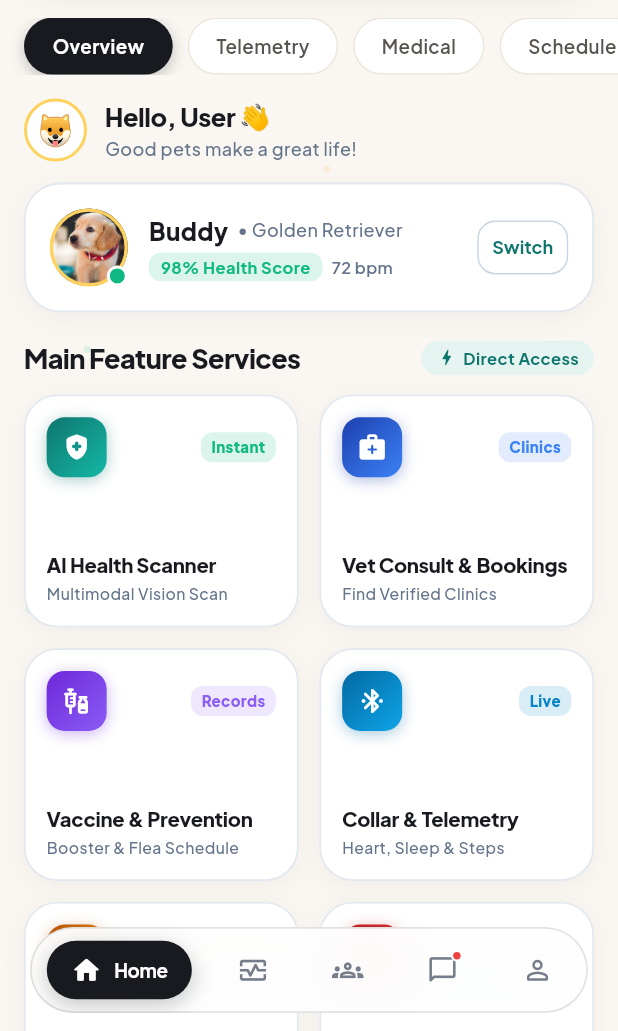
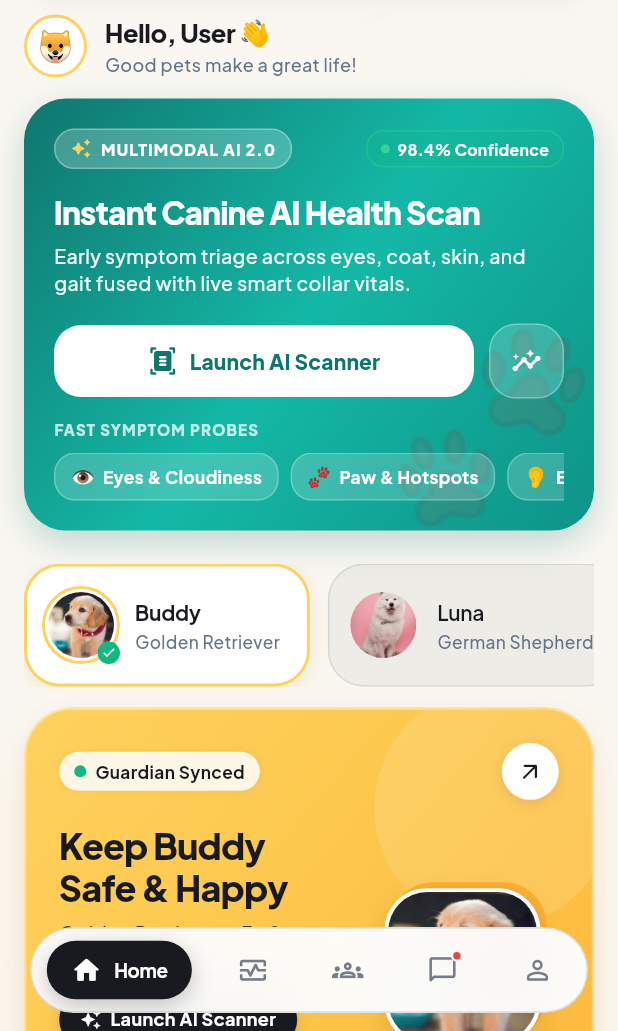
Before and after one commit to indunil-jay/canivue, a Flutter app: the HomeScreen screen opened by its route, on a phone screen of 412 x 824 dp, the part 205-1236 px from its top. Run offline on Flutter 3.47's test engine with Material 3 defaults, Android fonts, the phone set to English and light mode, and no system bars; our stand-ins replace fl_chart, flutter_animate, flutter_riverpod, go_router, google_fonts, image_picker and 1 more.

Commit message:
feat(home): eliminate duplicate sections and spotlight Multimodal AI Vision Engine
- Introduce Multimodal AI 2.0 Hero Spotlight card with instant scanner launch and fast symptom probes (eyes, paw, ear, limping)
- Remove duplicate HomeQuickActionTiles, HomeCategoryPills, _buildHealthCockpitCard, and _buildQuickServicesGrid
- Streamline home hierarchy: AI Spotlight -> Pet Hero Card -> AI Insights -> Telemetry Vitals -> Services Hub -> Preventive Care -> Appointments
- All 30 tests passing

```diff
--- a/lib/features/home/screens/home_screen.dart
+++ b/lib/features/home/screens/home_screen.dart
@@ -116,24 +116,18 @@ class _HomeScreenState extends ConsumerState<HomeScreen> {
                   child: CustomScrollView(
                     physics: const AlwaysScrollableScrollPhysics(parent: BouncingScrollPhysics()),
                     slivers: [
-                      // Search & Quick Filter Bar
+                      // Search Bar
                       SliverToBoxAdapter(
                         child: Padding(
-                          padding: const EdgeInsets.fromLTRB(16, 12, 16, 4),
+                          padding: const EdgeInsets.fromLTRB(16, 12, 16, 6),
                           child: _buildSearchBar(context, isDark, a11y),
-                        ),
-                      ),
-                      SliverToBoxAdapter(
-                        child: Padding(
-                          padding: const EdgeInsets.only(top: 8, bottom: 8),
-                          child: _buildSegmentedFilterBar(isDark, a11y),
                         ),
                       ),
 
                       // Sanctuary Overview Dashboard
                       SliverToBoxAdapter(
                         child: Padding(
-                          padding: const EdgeInsets.symmetric(horizontal: 16, vertical: 8),
+                          padding: const EdgeInsets.symmetric(horizontal: 16, vertical: 4),
                           child: _buildHomeOverviewTab(context, ref, isDark, a11y),
                         ),
                       ),
@@ -1084,76 +1078,27 @@ class _DashboardOverviewContent extends ConsumerWidget {
             ),
           ),
 
-          // 1. UNIVERSAL MAIN FEATURE SERVICE NAVIGATION HUB
-          // Removes dog selection bottleneck: 1-tap direct access to all Canivue services!
-          HomeFeatureServiceHub(
-            dog: dog,
-            dogs: dogs,
-            summary: summary,
-          ),
-
-          const SizedBox(height: 24),
-
-          // 2. Active Pet Switcher row (Accessible, non-blocking)
+          // 1. HERO SPOTLIGHT: Instant Multimodal Canine AI Health Scan
+          _buildAiHeroSpotlight(context, isDark),
+
+          const SizedBox(height: 22),
+
+          // 2. Active Pet Switcher & Hero Showcase Card
           if (dogs.isNotEmpty) ...[
             ActiveDogSwitcher(dogs: dogs, activeDog: effectiveDog),
-            const SizedBox(height: 18),
-          ],
-
-          // 3. Reimagined Pet Showcase Hero Card
+            const SizedBox(height: 14),
+          ],
           HomeHeroPetCard(
             dog: effectiveDog,
             dogs: dogs,
             summary: summary,
           ),
 
-          const SizedBox(height: 20),
-
-          // 4. Side-by-Side Quick Action Tiles
-          HomeQuickActionTiles(dog: effectiveDog, dogs: dogs),
-
           const SizedBox(height: 22),
 
-          // 5. Category Quick Navigation Row
-          HomeCategoryPills(dog: effectiveDog, dogs: dogs),
-
-          const SizedBox(height: 26),
-
-          // 6. Biometric Health Cockpit & Ring Overview
-          _buildHealthCockpitCard(context, summary, isDark),
-
-          const SizedBox(height: 20),
-
-          // 7. Complete 4-Stat Live Telemetry Grid (Activity, Sleep, Heart Rate, Hydration)
-          Row(
-            mainAxisAlignment: MainAxisAlignment.spaceBetween,
-            children: [
-              _sectionHeader('Daily Biometrics & Activity', isDark),
-              Text(
-                'Today',
-                style: GoogleFonts.plusJakartaSans(
-                  fontSize: 12,
-                  fontWeight: FontWeight.w600,
-                  color: isDark ? const Color(0xFF2DD4BF) : AppColors.primary,
-                ),
-              ),
-            ],
-          ),
-          const SizedBox(height: 12),
-          _buildVitalsGrid(context, summary.vitals, isDark),
-
-          const SizedBox(height: 26),
-
-          // Complete 5-Service Interactive Cards Grid
-          _sectionHeader('Quick Services', isDark),
-          const SizedBox(height: 12),
-          _buildQuickServicesGrid(context, ref, isDark),
-
-          const SizedBox(height: 26),
-
-          // 8. Multimodal AI Insights Card
-          _sectionHeader('Multimodal AI Insights', isDark),
-          const SizedBox(height: 12),
+          // 3. Multimodal AI Biometric Insights & Risk Analysis
+          _sectionHeader('Multimodal AI Health Insights', isDark),
+          const SizedBox(height: 10),
           AiInsightCard(
             insight: summary.insight,
             onTap: () {
@@ -1166,9 +1111,38 @@ class _DashboardOverviewContent extends ConsumerWidget {
             },
           ),
 
+          const SizedBox(height: 24),
+
+          // 4. Live 4-Stat Telemetry Vitals Grid (Activity, Sleep, Heart Rate, Hydration)
+          Row(
+            mainAxisAlignment: MainAxisAlignment.spaceBetween,
+            children: [
+              _sectionHeader('Collar Telemetry Vitals', isDark),
+              Text(
+                'Live Sync',
+                style: GoogleFonts.plusJakartaSans(
+                  fontSize: 12,
+                  fontWeight: FontWeight.w700,
+                  color: isDark ? const Color(0xFF2DD4BF) : AppColors.primary,
+                ),
+              ),
+            ],
+          ),
+          const SizedBox(height: 12),
+          _buildVitalsGrid(context, summary.vitals, isDark),
+
           const SizedBox(height: 26),
 
-          // 9. Care Reminders & Preventive Health
+          // 5. Unified Canivue Services Hub (Single source of truth, NO DUPLICATES)
+          HomeFeatureServiceHub(
+            dog: dog,
+            dogs: dogs,
+            summary: summary,
+          ),
+
+          const SizedBox(height: 26),
+
+          // 6. Care Reminders & Preventive Health
           Row(
             mainAxisAlignment: MainAxisAlignment.spaceBetween,
             children: [
@@ -1227,94 +1201,271 @@ class _DashboardOverviewContent extends ConsumerWidget {
     );
   }
 
-  Widget _buildHealthCockpitCard(BuildContext context, DashboardSummary summary, bool isDark) {
-    return InkWell(
-      onTap: () => Navigator.of(context).push(MaterialPageRoute(builder: (_) => PetDetailScreen(pet: effectiveDog))),
+  Widget _buildAiHeroSpotlight(BuildContext context, bool isDark) {
+    return Container(
+      width: double.infinity,
+      decoration: BoxDecoration(
+        gradient: const LinearGradient(
+          colors: [
+            Color(0xFF0F766E), // Deep Emerald
+            Color(0xFF14B8A6), // Vibrant Teal
+            Color(0xFF0D9488),
+          ],
+          begin: Alignment.topLeft,
+          end: Alignment.bottomRight,
+        ),
         borderRadius: BorderRadius.circular(28),
-      child: Container(
-        padding: const EdgeInsets.all(20),
-        decoration: BoxDecoration(
-          color: isDark ? const Color(0xFF1A2230) : Colors.white,
-          borderRadius: BorderRadius.circular(28),
-          border: Border.all(
-            color: isDark ? const Color(0x332DD4BF) : const Color(0xFFE2E8F0),
-            width: 1.2,
-          ),
         boxShadow: [
           BoxShadow(
-              color: isDark ? Colors.black.withValues(alpha: 0.3) : const Color(0x100F766E),
-              blurRadius: 18,
-              offset: const Offset(0, 6),
-            ),
-          ],
-        ),
-        child: Row(
-          children: [
-            Expanded(
+            color: const Color(0xFF0F766E).withValues(alpha: isDark ? 0.45 : 0.25),
+            blurRadius: 20,
+            offset: const Offset(0, 8),
+          ),
+        ],
+      ),
+      child: Stack(
+        children: [
+          Positioned(
+            right: -10,
+            bottom: -15,
+            child: Opacity(
+              opacity: 0.12,
+              child: const Text(
+                '🐾',
+                style: TextStyle(fontSize: 120),
+              ),
+            ),
+          ),
+          Padding(
+            padding: const EdgeInsets.all(20),
             child: Column(
               crossAxisAlignment: CrossAxisAlignment.start,
               children: [
+                // Top Tag & Model Status Pill
+                Row(
+                  mainAxisAlignment: MainAxisAlignment.spaceBetween,
+                  children: [
                     Container(
-                    padding: const EdgeInsets.symmetric(horizontal: 10, vertical: 4),
-                    decoration: BoxDecoration(
-                      color: isDark ? const Color(0x332DD4BF) : const Color(0xFFE6F4F1),
-                      borderRadius: BorderRadius.circular(16),
+                      padding: const EdgeInsets.symmetric(horizontal: 10, vertical: 5),
+                      decoration: BoxDecoration(
+                        color: Colors.white.withValues(alpha: 0.22),
+                        borderRadius: BorderRadius.circular(14),
+                        border: Border.all(
+                          color: Colors.white.withValues(alpha: 0.3),
+                        ),
                       ),
                       child: Row(
                         mainAxisSize: MainAxisSize.min,
                         children: [
+                          const Icon(Icons.auto_awesome_rounded, color: Color(0xFFFED25E), size: 14),
+                          const SizedBox(width: 6),
+                          Text(
+                            'MULTIMODAL AI 2.0',
+                            style: GoogleFonts.plusJakartaSans(
+                              color: Colors.white,
+                              fontSize: 10.5,
+                              fontWeight: FontWeight.w800,
+                              letterSpacing: 0.8,
+                            ),
+                          ),
+                        ],
+                      ),
+                    ),
                     Container(
-                          height: 7,
-                          width: 7,
+                      padding: const EdgeInsets.symmetric(horizontal: 9, vertical: 4),
+                      decoration: BoxDecoration(
+                        color: const Color(0xFF10B981).withValues(alpha: 0.25),
+                        borderRadius: BorderRadius.circular(12),
+                        border: Border.all(color: const Color(0xFF34D399).withValues(alpha: 0.4)),
+                      ),
+                      child: Row(
+                        mainAxisSize: MainAxisSize.min,
+                        children: [
+                          Container(
+                            height: 6,
+                            width: 6,
                             decoration: const BoxDecoration(
-                            color: Color(0xFF10B981),
+                              color: Color(0xFF34D399),
                               shape: BoxShape.circle,
                             ),
                           ),
-                        const SizedBox(width: 6),
-                        Text(
-                          '${summary.vitals.heartRateBpm} bpm • ${summary.vitals.temperatureC.toStringAsFixed(1)}°C',
-                          style: GoogleFonts.plusJakartaSans(
-                            color: isDark ? const Color(0xFF2DD4BF) : const Color(0xFF0F766E),
-                            fontSize: 11,
+                          const SizedBox(width: 5),
+                          Text(
+                            '98.4% Confidence',
+                            style: GoogleFonts.plusJakartaSans(
+                              color: Colors.white,
+                              fontSize: 10.5,
                               fontWeight: FontWeight.w700,
                             ),
                           ),
                         ],
                       ),
                     ),
-                  const SizedBox(height: 10),
-                  Text(
-                    "${effectiveDog.name}'s Health Cockpit",
-                    style: GoogleFonts.plusJakartaSans(
-                      color: isDark ? Colors.white : const Color(0xFF181A20),
-                      fontSize: 18,
+                  ],
+                ),
+                const SizedBox(height: 14),
+
+                // Main Heading
+                Text(
+                  'Instant Canine AI Health Scan',
+                  style: GoogleFonts.plusJakartaSans(
+                    color: Colors.white,
+                    fontSize: 21 * a11y.textScaleFactor,
+                    fontWeight: FontWeight.w900,
+                    letterSpacing: -0.5,
+                  ),
+                ),
+                const SizedBox(height: 6),
+                Text(
+                  'Early symptom triage across eyes, coat, skin, and gait fused with live smart collar vitals.',
+                  style: GoogleFonts.plusJakartaSans(
+                    color: Colors.white.withValues(alpha: 0.92),
+                    fontSize: 13,
+                    height: 1.4,
+                    fontWeight: FontWeight.w500,
+                  ),
+                ),
+                const SizedBox(height: 18),
+
+                // Primary CTA button
+                Row(
+                  children: [
+                    Expanded(
+                      child: ElevatedButton.icon(
+                        onPressed: () => _navigateToHealthCheck(context),
+                        style: ElevatedButton.styleFrom(
+                          backgroundColor: Colors.white,
+                          foregroundColor: const Color(0xFF0F766E),
+                          padding: const EdgeInsets.symmetric(vertical: 14),
+                          shape: RoundedRectangleBorder(borderRadius: BorderRadius.circular(18)),
+                          elevation: 0,
+                          shadowColor: Colors.transparent,
+                        ),
+                        icon: const Icon(Icons.document_scanner_rounded, size: 20, color: Color(0xFF0F766E)),
+                        label: Text(
+                          'Launch AI Scanner',
+                          style: GoogleFonts.plusJakartaSans(
+                            fontSize: 14,
                             fontWeight: FontWeight.w800,
-                      letterSpacing: -0.3,
-                    ),
-                  ),
-                  const SizedBox(height: 4),
-                  Text(
-                    'Multimodal AI fusing visual scans, bio-collar metrics & symptom signals.',
-                    style: GoogleFonts.plusJakartaSans(
-                      color: isDark ? const Color(0xFF94A3B8) : const Color(0xFF64748B),
-                      fontSize: 12.5,
-                      height: 1.35,
-                    ),
-                  ),
-                ],
-              ),
-            ),
-            const SizedBox(width: 14),
-            LuxuryBiometricRing(
-              percentage: summary.healthScore.toDouble(),
-              size: 94,
-              strokeWidth: 8.5,
-              valueText: '${summary.healthScore}',
-              unitText: '%',
-              label: 'Health Score',
-            ),
-          ],
+                            color: const Color(0xFF0F766E),
+                          ),
+                        ),
+                      ),
+                    ),
+                    const SizedBox(width: 10),
+                    InkWell(
+                      onTap: () {
+                        HapticFeedback.lightImpact();
+                        Navigator.of(context).push(
+                          MaterialPageRoute(
+                            builder: (_) => PredictionHistoryScreen(dogId: effectiveDog.id, dogName: effectiveDog.name),
+                          ),
+                        );
+                      },
+                      borderRadius: BorderRadius.circular(18),
+                      child: Container(
+                        padding: const EdgeInsets.all(14),
+                        decoration: BoxDecoration(
+                          color: Colors.white.withValues(alpha: 0.18),
+                          borderRadius: BorderRadius.circular(18),
+                          border: Border.all(color: Colors.white.withValues(alpha: 0.3)),
+                        ),
+                        child: const Icon(
+                          Icons.insights_rounded,
+                          color: Colors.white,
+                          size: 20,
+                        ),
+                      ),
+                    ),
+                  ],
+                ),
+                const SizedBox(height: 14),
+
+                // Targeted Quick Symptom Probes
+                Text(
+                  'FAST SYMPTOM PROBES',
+                  style: GoogleFonts.plusJakartaSans(
+                    color: Colors.white.withValues(alpha: 0.75),
+                    fontSize: 10,
+                    fontWeight: FontWeight.w800,
+                    letterSpacing: 0.8,
+                  ),
+                ),
+                const SizedBox(height: 8),
+                SingleChildScrollView(
+                  scrollDirection: Axis.horizontal,
+                  physics: const BouncingScrollPhysics(),
+                  child: Row(
+                    children: [
+                      _aiSymptomChip(
+                        emoji: '👁️',
+                        label: 'Eyes & Cloudiness',
+                        onTap: () => _navigateToHealthCheck(context),
+                      ),
+                      const SizedBox(width: 8),
+                      _aiSymptomChip(
+                        emoji: '🐾',
+                        label: 'Paw & Hotspots',
+                        onTap: () => _navigateToHealthCheck(context),
+                      ),
+                      const SizedBox(width: 8),
+                      _aiSymptomChip(
+                        emoji: '👂',
+                        label: 'Ear & Odor',
+                        onTap: () => _navigateToHealthCheck(context),
+                      ),
+                      const SizedBox(width: 8),
+                      _aiSymptomChip(
+                        emoji: '🦴',
+                        label: 'Limping & Joints',
+                        onTap: () => _navigateToHealthCheck(context),
+                      ),
+                    ],
+                  ),
+                ),
+              ],
+            ),
+          ),
+        ],
+      ),
+    );
+  }
+
+  Widget _aiSymptomChip({
+    required String emoji,
+    required String label,
+    required VoidCallback onTap,
+  }) {
+    return Material(
+      color: Colors.transparent,
+      child: InkWell(
+        onTap: () {
+          HapticFeedback.lightImpact();
+          onTap();
+        },
+        borderRadius: BorderRadius.circular(14),
+        child: Container(
+          padding: const EdgeInsets.symmetric(horizontal: 10, vertical: 6),
+          decoration: BoxDecoration(
+            color: Colors.white.withValues(alpha: 0.18),
+            borderRadius: BorderRadius.circular(14),
+            border: Border.all(color: Colors.white.withValues(alpha: 0.25)),
+          ),
+          child: Row(
+            mainAxisSize: MainAxisSize.min,
+            children: [
+              Text(emoji, style: const TextStyle(fontSize: 13)),
+              const SizedBox(width: 5),
+              Text(
+                label,
+                style: GoogleFonts.plusJakartaSans(
+                  color: Colors.white,
+                  fontSize: 11.5,
+                  fontWeight: FontWeight.w700,
+                ),
+              ),
+            ],
+          ),
         ),
       ),
     );
@@ -1421,167 +1572,6 @@ class _DashboardOverviewContent extends ConsumerWidget {
       ],
     );
   }
-
-  Widget _buildQuickServicesGrid(BuildContext context, WidgetRef ref, bool isDark) {
-    return GridView.count(
-      shrinkWrap: true,
-      physics: const NeverScrollableScrollPhysics(),
-      crossAxisCount: 2,
-      crossAxisSpacing: 14,
-      mainAxisSpacing: 14,
-      childAspectRatio: 1.24,
-      children: [
-        _buildServiceCard(
-          title: 'Health Check',
-          subtitle: 'Multimodal AI Vision',
-          icon: Icons.health_and_safety_rounded,
-          gradient: const LinearGradient(
-            colors: [Color(0xFF0F766E), Color(0xFF14B8A6)],
-            begin: Alignment.topLeft,
-            end: Alignment.bottomRight,
-          ),
-          isDark: isDark,
-          onTap: () => _navigateToHealthCheck(context),
-        ),
-        _buildServiceCard(
-          title: 'Vaccinations',
-          subtitle: 'Schedule & Alerts',
-          icon: Icons.vaccines_rounded,
-          gradient: const LinearGradient(
-            colors: [Color(0xFF0E7490), Color(0xFF06B6B0)],
-            begin: Alignment.topLeft,
-            end: Alignment.bottomRight,
-          ),
-          isDark: isDark,
-          onTap: () => AppFeedback.showToast(
-            context,
-            title: 'Vaccination Tracker 💉',
-            message: 'All core vaccinations (Rabies, DHPP) are up to date for your dogs.',
-            type: ToastType.info,
-          ),
-        ),
-        _buildServiceCard(
-          title: 'Dog Telemetry',
-          subtitle: 'Collar & Biometrics',
-          icon: Icons.bluetooth_connected_rounded,
-          gradient: const LinearGradient(
-            colors: [Color(0xFF4F46E5), Color(0xFF6366F1)],
-            begin: Alignment.topLeft,
-            end: Alignment.bottomRight,
-          ),
-          isDark: isDark,
-          onTap: () {
-            Navigator.of(context).push(
-              MaterialPageRoute(builder: (_) => DeviceManagementScreen(dogId: effectiveDog.id, dogName: effectiveDog.name)),
-            );
-          },
-        ),
-        _buildServiceCard(
-          title: 'Nutrition',
-          subtitle: 'Weight & Feeding Plan',
-          icon: Icons.restaurant_rounded,
-          gradient: const LinearGradient(
-            colors: [Color(0xFFB45309), Color(0xFFFBBF24)],
-            begin: Alignment.topLeft,
-            end: Alignment.bottomRight,
-          ),
-          isDark: isDark,
-          onTap: () {
-            Navigator.of(context).push(
-              MaterialPageRoute(builder: (_) => NutritionScreen(dogId: effectiveDog.id, dogName: effectiveDog.name)),
-            );
-          },
-        ),
-        _buildServiceCard(
-          title: 'Vet Bookings',
-          subtitle: 'Consultations',
-          icon: Icons.calendar_month_rounded,
-          gradient: const LinearGradient(
-            colors: [Color(0xFF059669), Color(0xFF10B981)],
-            begin: Alignment.topLeft,
-            end: Alignment.bottomRight,
-          ),
-          isDark: isDark,
-          onTap: () {
-            Navigator.of(context).push(
-              MaterialPageRoute(builder: (_) => VetDiscoveryScreen(dogId: effectiveDog.id, dogName: effectiveDog.name)),
-            );
-          },
-        ),
-      ],
-    );
-  }
-
-  Widget _buildServiceCard({
-    required String title,
-    required String subtitle,
-    required IconData icon,
-    required LinearGradient gradient,
-    required bool isDark,
-    VoidCallback? onTap,
-  }) {
-    return InkWell(
-      onTap: onTap ?? () {},
-      borderRadius: BorderRadius.circular(24),
-      child: Container(
-        padding: const EdgeInsets.all(16),
-        decoration: BoxDecoration(
-          color: isDark ? const Color(0xFF1E2430) : Colors.white,
-          borderRadius: BorderRadius.circular(24),
-          border: Border.all(
-            color: isDark ? const Color(0x22FFFFFF) : const Color(0xFFE2E8F0),
-            width: 1.1,
-          ),
-          boxShadow: [
-            BoxShadow(
-              color: Colors.black.withValues(alpha: isDark ? 0.25 : 0.04),
-              blurRadius: 14,
-              offset: const Offset(0, 4),
-            ),
-          ],
-        ),
-        child: Column(
-          crossAxisAlignment: CrossAxisAlignment.start,
-          mainAxisAlignment: MainAxisAlignment.center,
-          children: [
-            Container(
-              padding: const EdgeInsets.all(9),
-              decoration: BoxDecoration(
-                gradient: gradient,
-                borderRadius: BorderRadius.circular(14),
-                boxShadow: [
-                  BoxShadow(
-                    color: gradient.colors.first.withValues(alpha: 0.35),
-                    blurRadius: 10,
-                    offset: const Offset(0, 3),
-                  ),
-                ],
-              ),
-              child: Icon(icon, color: Colors.white, size: 20),
-            ),
-            const Spacer(),
-            Text(
-              title,
-              style: GoogleFonts.plusJakartaSans(
-                fontWeight: FontWeight.w800,
-                fontSize: 14,
-                color: isDark ? Colors.white : const Color(0xFF181A20),
-                letterSpacing: -0.2,
-              ),
-            ),
-            const SizedBox(height: 2),
-            Text(
-              subtitle,
-              style: GoogleFonts.plusJakartaSans(
-                color: isDark ? const Color(0xFF94A3B8) : const Color(0xFF64748B),
-                fontSize: 11,
-              ),
-            ),
-          ],
-        ),
-      ),
-    );
-  }
 }
 
 class _DashboardSkeleton extends StatelessWidget {
```
Lines whose indentation alone changed are shown as unchanged.
